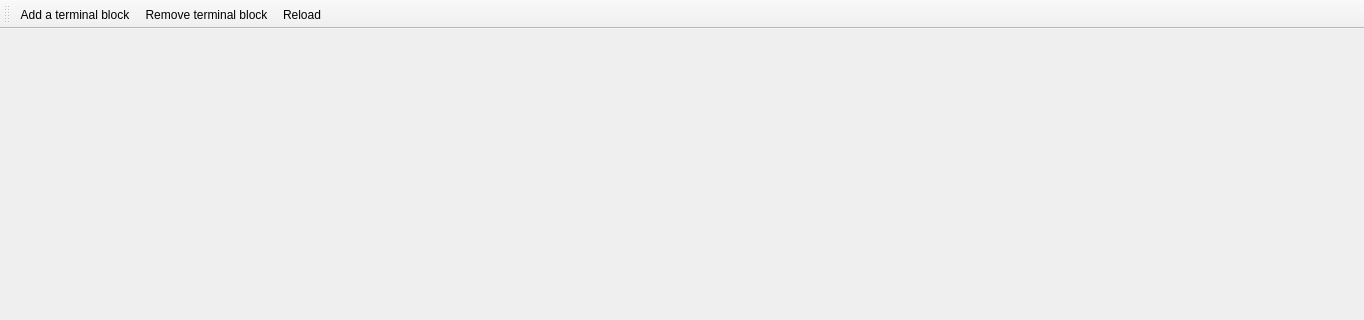
Old version of the form sources/TerminalStrip/ui/terminalstripeditorwindow.ui in the repository qelectrotech/qelectrotech-source-mirror; both pictures show x 0 to 1364 and y 0 to 320 of the 1364 by 868 pixel window.
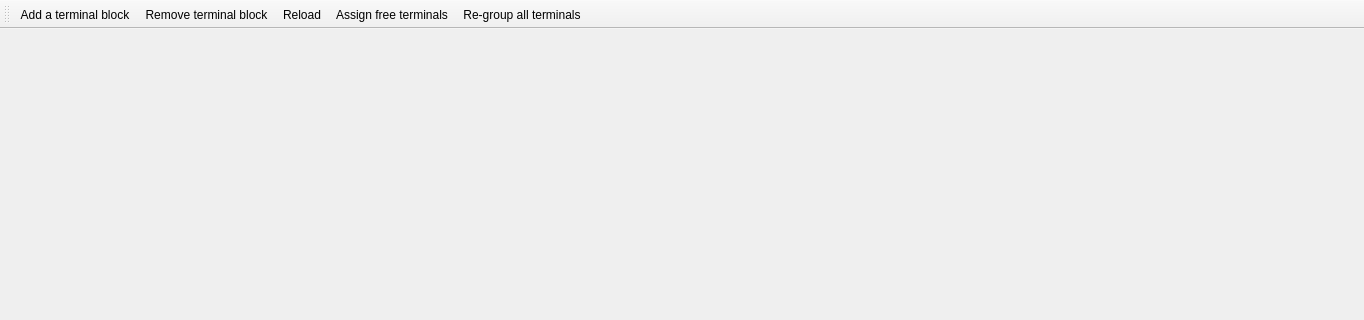
New version of the form. Icons and pictures are not drawn.

Commit message:
Terminal strip: create the strips from the free terminals' labels
Add an automatic import which groups the free terminals of a project
by the part of their label before the first colon ("X1:2" goes to the
strip "X1"), creates the strips missing and sorts the terminals in
natural order, as one undoable step.

The import runs when the terminal block manager opens on a project and
can be run again from a new toolbar action. It only adds : the strips
already known keep their terminals and their order, and terminals
without label are left free.

The edit to the form file:
```diff
--- a/sources/TerminalStrip/ui/terminalstripeditorwindow.ui
+++ b/sources/TerminalStrip/ui/terminalstripeditorwindow.ui
@@ -51,6 +51,8 @@
    <addaction name="m_add_terminal_strip"/>
    <addaction name="m_remove_terminal"/>
    <addaction name="m_reload"/>
+   <addaction name="m_import_free_terminals"/>
+   <addaction name="m_regroup_terminals"/>
   </widget>
   <action name="m_add_terminal_strip">
    <property name="icon">
@@ -85,6 +87,28 @@
     <string>Reload the terminals</string>
    </property>
   </action>
+  <action name="m_import_free_terminals">
+   <property name="icon">
+    <iconset theme="list-add"/>
+   </property>
+   <property name="text">
+    <string>Assign free terminals</string>
+   </property>
+   <property name="toolTip">
+    <string>Add the free terminals to the terminal strips named after their labels ("X1:2" goes to the strip "X1"), creating the strips when needed. Terminals already assigned to a strip are never touched. Asks for confirmation.</string>
+   </property>
+  </action>
+  <action name="m_regroup_terminals">
+   <property name="icon">
+    <iconset theme="start"/>
+   </property>
+   <property name="text">
+    <string>Re-group all terminals</string>
+   </property>
+   <property name="toolTip">
+    <string>Assign the free terminals and also move every terminal whose label prefix or plant and location no longer match its strip. Existing strips are never re-sorted. Asks for confirmation.</string>
+   </property>
+  </action>
  </widget>
  <resources>
   <include location="../../../qelectrotech.qrc"/>
```
The commit also changes 6 other files.
